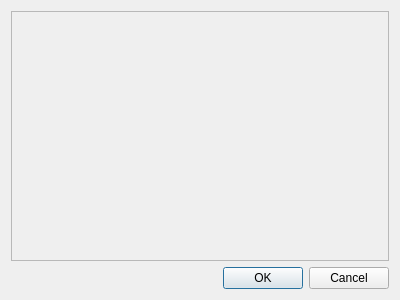
mkrus/Charm, file Charm/Widgets/TimeularSetupDialog.ui: the form before one commit.
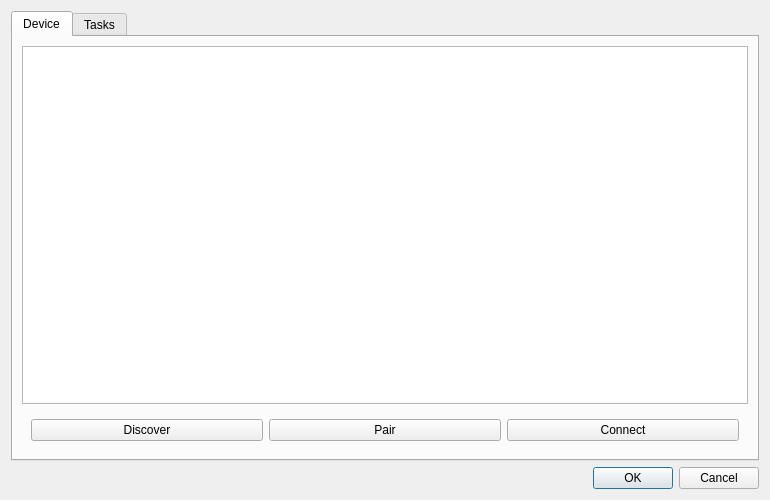
The form after the commit.

Diff of the .ui file:
```diff
--- a/Charm/Widgets/TimeularSetupDialog.ui
+++ b/Charm/Widgets/TimeularSetupDialog.ui
@@ -6,13 +6,60 @@
    <rect>
     <x>0</x>
     <y>0</y>
-    <width>400</width>
-    <height>300</height>
+    <width>770</width>
+    <height>500</height>
    </rect>
   </property>
   <property name="windowTitle">
    <string>Setup Timeular Tasks</string>
   </property>
+  <layout class="QVBoxLayout" name="verticalLayout_2">
+   <item>
+    <widget class="QTabWidget" name="tabWidget">
+     <property name="currentIndex">
+      <number>0</number>
+     </property>
+     <widget class="QWidget" name="device">
+      <attribute name="title">
+       <string>Device</string>
+      </attribute>
+      <layout class="QVBoxLayout" name="verticalLayout_3">
+       <item>
+        <widget class="QListView" name="listView"/>
+       </item>
+       <item>
+        <widget class="QWidget" name="widget" native="true">
+         <layout class="QHBoxLayout" name="horizontalLayout">
+          <item>
+           <widget class="QPushButton" name="discoverButton">
+            <property name="text">
+             <string>Discover</string>
+            </property>
+           </widget>
+          </item>
+          <item>
+           <widget class="QPushButton" name="pairButton">
+            <property name="text">
+             <string>Pair</string>
+            </property>
+           </widget>
+          </item>
+          <item>
+           <widget class="QPushButton" name="connectButton">
+            <property name="text">
+             <string>Connect</string>
+            </property>
+           </widget>
+          </item>
+         </layout>
+        </widget>
+       </item>
+      </layout>
+     </widget>
+     <widget class="QWidget" name="tasks">
+      <attribute name="title">
+       <string>Tasks</string>
+      </attribute>
   <layout class="QVBoxLayout" name="verticalLayout">
    <item>
     <widget class="QScrollArea" name="scrollArea">
@@ -24,10 +71,14 @@
        <rect>
         <x>0</x>
         <y>0</y>
-        <width>374</width>
-        <height>234</height>
-       </rect>
-      </property>
+            <width>728</width>
+            <height>402</height>
+           </rect>
+          </property>
+         </widget>
+        </widget>
+       </item>
+      </layout>
      </widget>
     </widget>
    </item>
```
Left out of the diff: 2 changed lines with no effect on the pictures. Lines whose indentation alone changed are shown as unchanged.
